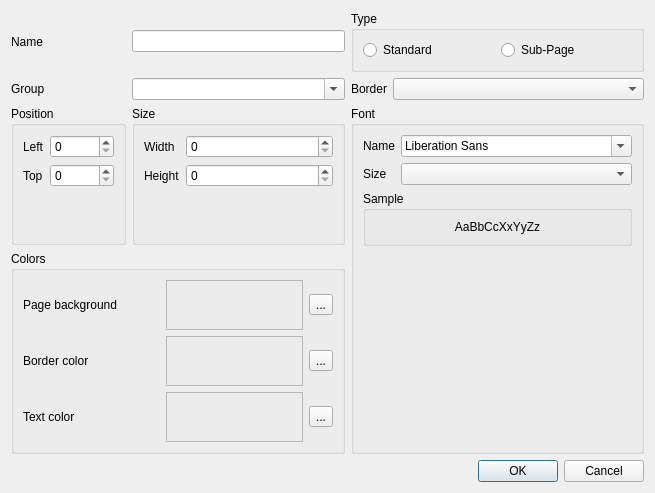
First picture: the form in src/taddpopupdialog.ui, repository TheLord45/tsurface, before the edit.
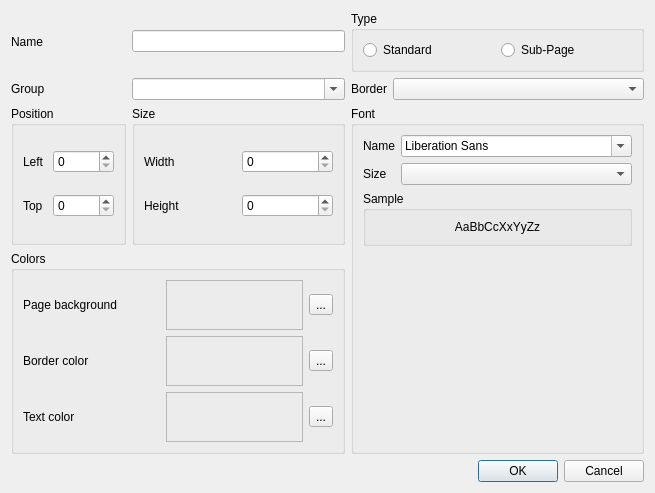
Second picture: the form after the edit.

What changed in the file:
```diff
--- a/src/taddpopupdialog.ui
+++ b/src/taddpopupdialog.ui
@@ -48,7 +48,7 @@
      <property name="title">
       <string>Size</string>
      </property>
-     <layout class="QFormLayout" name="formLayout_3">
+     <layout class="QGridLayout" name="gridLayoutSize">
       <item row="0" column="0">
        <widget class="QLabel" name="labelSizeWidth">
         <property name="text">
@@ -57,7 +57,14 @@
        </widget>
       </item>
       <item row="0" column="1">
-       <widget class="QSpinBox" name="spinBoxSizeWidth"/>
+       <widget class="QSpinBox" name="spinBoxSizeWidth">
+        <property name="enabled">
+         <bool>true</bool>
+        </property>
+        <property name="maximum">
+         <number>10000</number>
+        </property>
+       </widget>
       </item>
       <item row="1" column="0">
        <widget class="QLabel" name="labelSizeHeight">
@@ -67,7 +74,14 @@
        </widget>
       </item>
       <item row="1" column="1">
-       <widget class="QSpinBox" name="spinBoxSizeHeight"/>
+       <widget class="QSpinBox" name="spinBoxSizeHeight">
+        <property name="enabled">
+         <bool>true</bool>
+        </property>
+        <property name="maximum">
+         <number>10000</number>
+        </property>
+       </widget>
       </item>
      </layout>
     </widget>
@@ -136,7 +150,7 @@
      <property name="title">
       <string>Position</string>
      </property>
-     <layout class="QFormLayout" name="formLayout_2">
+     <layout class="QGridLayout" name="gridLayoutPosition">
       <item row="0" column="0">
        <widget class="QLabel" name="labelPositionLeft">
         <property name="text">
@@ -145,7 +159,14 @@
        </widget>
       </item>
       <item row="0" column="1">
-       <widget class="QSpinBox" name="spinBoxPositionLeft"/>
+       <widget class="QSpinBox" name="spinBoxPositionLeft">
+        <property name="enabled">
+         <bool>true</bool>
+        </property>
+        <property name="maximum">
+         <number>10000</number>
+        </property>
+       </widget>
       </item>
       <item row="1" column="0">
        <widget class="QLabel" name="labelPositioTop">
@@ -155,7 +176,14 @@
        </widget>
       </item>
       <item row="1" column="1">
-       <widget class="QSpinBox" name="spinBoxPositionTop"/>
+       <widget class="QSpinBox" name="spinBoxPositionTop">
+        <property name="enabled">
+         <bool>true</bool>
+        </property>
+        <property name="maximum">
+         <number>10000</number>
+        </property>
+       </widget>
       </item>
      </layout>
     </widget>
```
Left out of the diff: 12 changed lines with no effect on the pictures.
